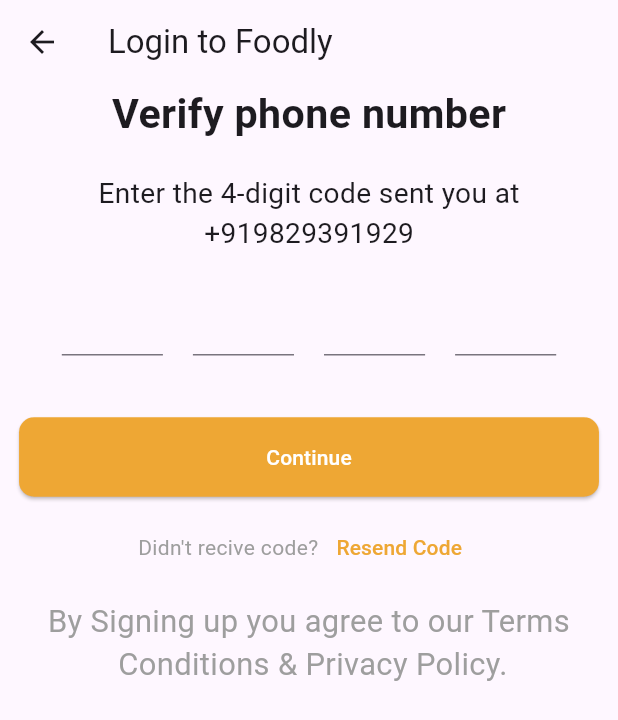
After one commit to happy-initcoder/restaurantApp, a Flutter app: the phoneVarificationScreen screen opened directly, on a phone screen of 412 x 824 dp. The commit adds this screen. Shown: the top 720 px of the screen. Run offline on Flutter 3.47's test engine with Material 2 defaults, Android fonts, the phone set to English and light mode, and no system bars; our stand-ins replace flutter_signin_button, google_fonts.

Commit message:
phone varification

```diff
--- a/lib/main.dart
+++ b/lib/main.dart
@@ -3,8 +3,10 @@ import 'package:google_fonts/google_fonts.dart';
 import 'package:restaurantapp/screens/createAccount.dart';
 import 'package:restaurantapp/screens/forgetPassword.dart';
 import 'package:restaurantapp/screens/getStartedpage.dart';
+import 'package:restaurantapp/screens/locationScreen.dart';
 import 'package:restaurantapp/screens/loginScreen.dart';
 import 'package:restaurantapp/screens/phoneNumberScreen.dart';
+import 'package:restaurantapp/screens/phoneVarificationScreen.dart';
 import 'package:restaurantapp/screens/resetMessage.dart';
 
 void main() {
@@ -24,7 +26,7 @@ class MyApp extends StatelessWidget {
         textTheme: TextTheme(),
         useMaterial3: true,
       ),
-      home: CreateAccount(),
+      home: LocationScreen(),
     );
   }
 }
--- /dev/null
+++ b/lib/screens/phoneVarificationScreen.dart
@@ -0,0 +1,129 @@
+import 'package:flutter/material.dart';
+
+class phoneVarificationScreen extends StatelessWidget {
+  const phoneVarificationScreen({super.key});
+
+  @override
+  Widget build(BuildContext context) {
+    var size = MediaQuery.of(context).size;
+    return Scaffold(
+      appBar: AppBar(
+        title: Text('Login to Foodly'),
+      ),
+      body: Column(
+        children: [
+          Center(
+            child: Container(
+              child: Column(
+                children: [
+                  Text(
+                    'Verify phone number',
+                    style: TextStyle(
+                      fontSize: size.width / 15,
+                      fontWeight: FontWeight.bold,
+                    ),
+                  ),
+                  Padding(
+                    padding: const EdgeInsets.only(top: 20),
+                    child: Text(
+                      'Enter the 4-digit code sent you at',
+                      style: TextStyle(
+                        fontSize: size.width / 22,
+                      ),
+                    ),
+                  ),
+                  Text(
+                    '+919829391929',
+                    style: TextStyle(
+                      fontSize: size.width / 22,
+                    ),
+                  ),
+                ],
+              ),
+            ),
+          ),
+          Padding(
+            padding: EdgeInsets.only(
+                left: size.width / 10, right: size.width / 10, top: 20),
+            child: Row(
+              children: <Widget>[
+                new Flexible(
+                  child: new TextField(
+                      decoration:
+                          InputDecoration(contentPadding: EdgeInsets.all(10))),
+                ),
+                SizedBox(
+                  width: 20.0,
+                ),
+                new Flexible(
+                  child: new TextField(
+                      decoration:
+                          InputDecoration(contentPadding: EdgeInsets.all(10))),
+                ),
+                SizedBox(
+                  width: 20.0,
+                ),
+                new Flexible(
+                  child: new TextField(
+                      decoration:
+                          InputDecoration(contentPadding: EdgeInsets.all(10))),
+                ),
+                SizedBox(
+                  width: 20.0,
+                ),
+                new Flexible(
+                  child: new TextField(
+                      decoration:
+                          InputDecoration(contentPadding: EdgeInsets.all(10))),
+                ),
+              ],
+            ),
+          ),
+          SizedBox(
+            height: size.height / 20,
+          ),
+          ElevatedButton(
+            style: ElevatedButton.styleFrom(
+              padding: EdgeInsets.symmetric(
+                  horizontal: size.width / 2.5, vertical: size.height / 50),
+              shape: RoundedRectangleBorder(
+                borderRadius: BorderRadius.circular(10.0),
+              ),
+              primary: Color.fromRGBO(238, 167, 52, 1),
+            ),
+            onPressed: () {},
+            child: Text(
+              'Continue',
+              style: TextStyle(color: Colors.white),
+            ),
+          ),
+          Padding(
+            padding: EdgeInsets.only(top: 10),
+            child: Row(
+              mainAxisAlignment: MainAxisAlignment.center,
+              children: [
+                Text(
+                  "Didn't recive code?",
+                  style: TextStyle(color: Colors.grey),
+                ),
+                TextButton(
+                  onPressed: () {},
+                  child: Text('Resend Code',
+                      style: TextStyle(color: Color.fromRGBO(238, 167, 52, 1))),
+                ),
+              ],
+            ),
+          ),
+          Padding(
+            padding: const EdgeInsets.only(top: 10),
+            child: Text(
+              'By Signing up you agree to our Terms \n Conditions & Privacy Policy.',
+              textAlign: TextAlign.center,
+              style: TextStyle(fontSize: size.width / 20, color: Colors.grey),
+            ),
+          )
+        ],
+      ),
+    );
+  }
+}
```
Also changed, not shown: lib/screens/locationScreen.dart (added, +57 -0 lines).
